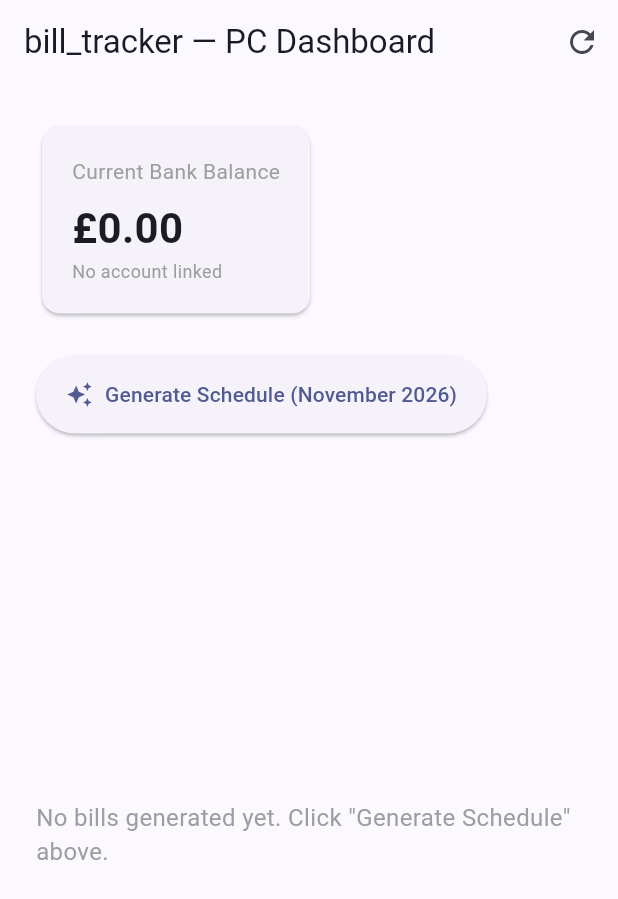
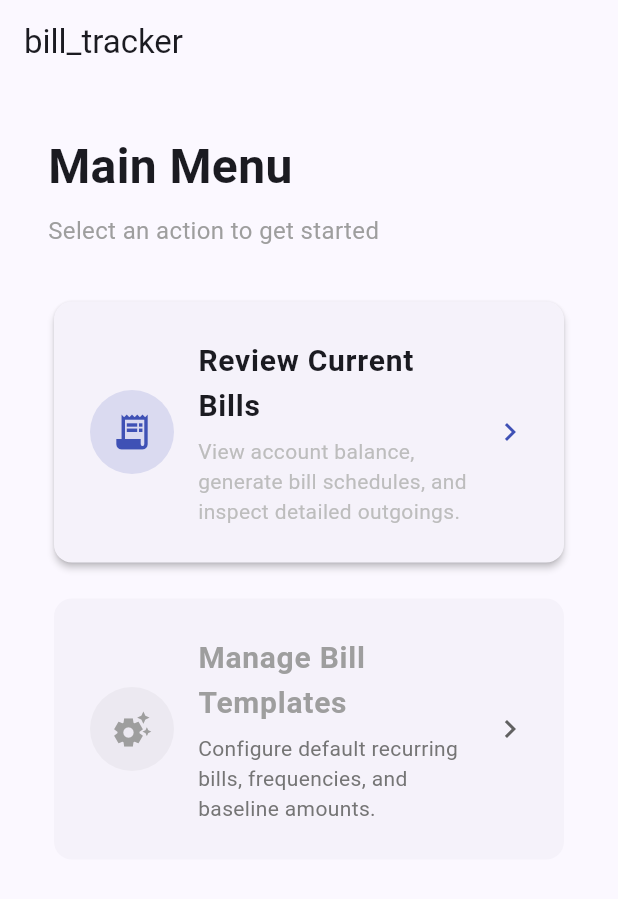
Before and after one commit to C-Anslow/bill-tracker, a Flutter app: the screen it shows after launch, on a phone screen of 412 x 824 dp. Shown: the top 899 px of the screen. Run offline on Flutter 3.47's test engine with Material 3 defaults, Android fonts, the phone set to English and light mode, and no system bars; our stand-ins replace supabase_flutter; accounts and stored records are empty.

Commit message:
feat: add main menu view and route Review Current Bills to dashboard

```diff
--- a/lib/main.dart
+++ b/lib/main.dart
@@ -1,6 +1,7 @@
 // url: 'https://axarumiwsfaiydrhnsqm.supabase.co',
 // publishableKey: 'sb_publishable_17Zrz8q7f4D0dULHieSjyQ_ASByHgSz',
 
+import 'views/menu_view.dart';
 import 'package:flutter/material.dart';
 import 'package:supabase_flutter/supabase_flutter.dart';
 import 'views/dashboard_view.dart';
@@ -35,7 +36,7 @@ class BillTrackerApp extends StatelessWidget {
         brightness: Brightness.dark,
       ),
       themeMode: ThemeMode.system,
-      home: const DashboardView(),
+      home: const MenuView(),
     );
   }
 }
--- /dev/null
+++ b/lib/views/menu_view.dart
@@ -0,0 +1,122 @@
+import 'package:flutter/material.dart';
+import 'dashboard_view.dart';
+
+class MenuView extends StatelessWidget {
+  const MenuView({super.key});
+
+  @override
+  Widget build(BuildContext context) {
+    return Scaffold(
+      appBar: AppBar(
+        title: const Text('bill_tracker'),
+        centerTitle: false,
+      ),
+      body: Padding(
+        padding: const EdgeInsets.all(32.0),
+        child: Column(
+          crossAxisAlignment: CrossAxisAlignment.start,
+          children: [
+            const Text(
+              'Main Menu',
+              style: TextStyle(
+                fontSize: 32,
+                fontWeight: FontWeight.bold,
+              ),
+            ),
+            const SizedBox(height: 8),
+            const Text(
+              'Select an action to get started',
+              style: TextStyle(fontSize: 16, color: Colors.grey),
+            ),
+            const SizedBox(height: 32),
+
+            // --- MENU ITEMS GRID / LIST ---
+            Expanded(
+              child: ListView(
+                children: [
+                  // 1. Review Current Bills (Primary Action)
+                  _buildMenuItem(
+                    context: context,
+                    icon: Icons.receipt_long,
+                    title: 'Review Current Bills',
+                    subtitle: 'View account balance, generate bill schedules, and inspect detailed outgoings.',
+                    color: Colors.indigo,
+                    onTap: () {
+                      Navigator.push(
+                        context,
+                        MaterialPageRoute(
+                          builder: (context) => const DashboardView(),
+                        ),
+                      );
+                    },
+                  ),
+                  const SizedBox(height: 16),
+
+                  // Placeholder item for future expansion
+                  _buildMenuItem(
+                    context: context,
+                    icon: Icons.settings_suggest,
+                    title: 'Manage Bill Templates',
+                    subtitle: 'Configure default recurring bills, frequencies, and baseline amounts.',
+                    color: Colors.grey,
+                    onTap: null, // Disabled until implemented
+                  ),
+                ],
+              ),
+            ),
+          ],
+        ),
+      ),
+    );
+  }
+
+  Widget _buildMenuItem({
+    required BuildContext context,
+    required IconData icon,
+    required String title,
+    required String subtitle,
+    required Color color,
+    required VoidCallback? onTap,
+  }) {
+    final isEnabled = onTap != null;
+
+    return Card(
+      elevation: isEnabled ? 2 : 0,
+      child: ListTile(
+        contentPadding: const EdgeInsets.symmetric(horizontal: 24, vertical: 16),
+        leading: CircleAvatar(
+          radius: 28,
+          backgroundColor: isEnabled ? color.withOpacity(0.15) : Colors.grey.withOpacity(0.1),
+          child: Icon(
+            icon,
+            size: 28,
+            color: isEnabled ? color : Colors.grey,
+          ),
+        ),
+        title: Text(
+          title,
+          style: TextStyle(
+            fontSize: 20,
+            fontWeight: FontWeight.bold,
+            color: isEnabled ? null : Colors.grey,
+          ),
+        ),
+        subtitle: Padding(
+          padding: const EdgeInsets.only(top: 6.0),
+          child: Text(
+            subtitle,
+            style: TextStyle(
+              fontSize: 14,
+              color: isEnabled ? Colors.grey[400] : Colors.grey[600],
+            ),
+          ),
+        ),
+        trailing: Icon(
+          Icons.chevron_right,
+          color: isEnabled ? color : Colors.grey[700],
+        ),
+        onTap: onTap,
+      ),
+    );
+  }
+}
```
